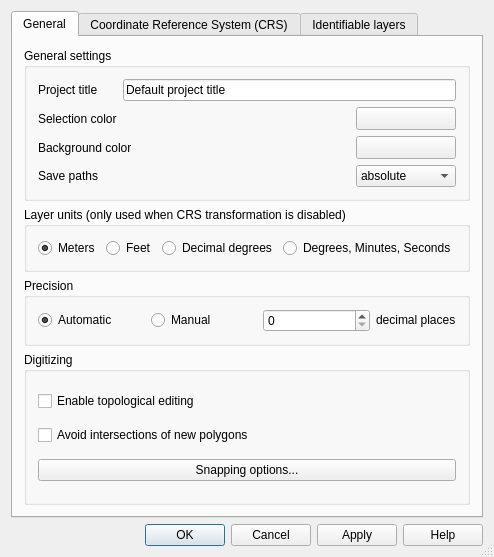
The window that qgis/src/ui/qgsprojectpropertiesbase.ui (sourcepole/qgis) describes before a commit, drawn with Qt 5.
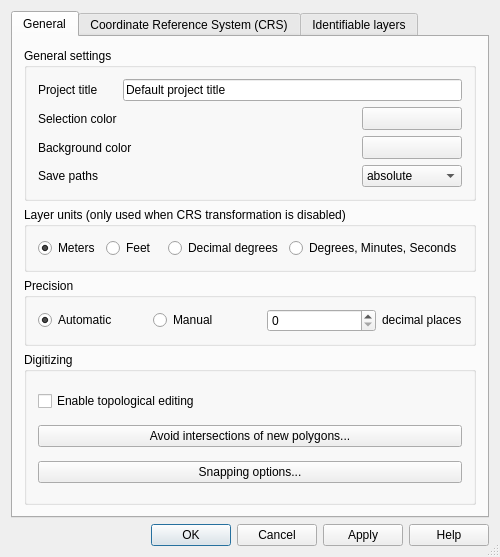
The same window after the commit. Custom widgets are drawn as their Qt base class.

Commit message: [FEATURE]: Avoid intersections for polygons is now also possible to background layers

What changed in the file:
```diff
--- a/qgis/src/ui/qgsprojectpropertiesbase.ui
+++ b/qgis/src/ui/qgsprojectpropertiesbase.ui
@@ -5,7 +5,7 @@
    <rect>
     <x>0</x>
     <y>0</y>
-    <width>492</width>
+    <width>500</width>
     <height>557</height>
    </rect>
   </property>
@@ -18,17 +18,7 @@
   <property name="modal" >
    <bool>true</bool>
   </property>
-  <layout class="QGridLayout" >
-   <item row="2" column="0" >
-    <widget class="QDialogButtonBox" name="buttonBox" >
-     <property name="orientation" >
-      <enum>Qt::Horizontal</enum>
-     </property>
-     <property name="standardButtons" >
-      <set>QDialogButtonBox::Apply|QDialogButtonBox::Cancel|QDialogButtonBox::Help|QDialogButtonBox::NoButton|QDialogButtonBox::Ok</set>
-     </property>
-    </widget>
-   </item>
+  <layout class="QGridLayout" name="gridLayout_2" >
    <item row="0" column="0" >
     <widget class="QTabWidget" name="tabWidget" >
      <property name="currentIndex" >
@@ -286,7 +276,7 @@
          <property name="title" >
           <string>Digitizing</string>
          </property>
-         <layout class="QGridLayout" >
+         <layout class="QGridLayout" name="gridLayout" >
           <item row="0" column="0" >
            <widget class="QCheckBox" name="mEnableTopologicalEditingCheckBox" >
             <property name="text" >
@@ -295,9 +285,9 @@
            </widget>
           </item>
           <item row="1" column="0" >
-           <widget class="QCheckBox" name="mAvoidIntersectionsCheckBox" >
+           <widget class="QPushButton" name="mAvoidIntersectionsPushButton" >
             <property name="text" >
-             <string>Avoid intersections of new polygons</string>
+             <string>Avoid intersections of new polygons...</string>
             </property>
            </widget>
           </item>
@@ -373,6 +363,16 @@
      </widget>
     </widget>
    </item>
+   <item row="1" column="0" >
+    <widget class="QDialogButtonBox" name="buttonBox" >
+     <property name="orientation" >
+      <enum>Qt::Horizontal</enum>
+     </property>
+     <property name="standardButtons" >
+      <set>QDialogButtonBox::Apply|QDialogButtonBox::Cancel|QDialogButtonBox::Help|QDialogButtonBox::Ok</set>
+     </property>
+    </widget>
+   </item>
   </layout>
  </widget>
  <layoutdefault spacing="6" margin="11" />
```
Left out of the diff: 7 changed lines with no effect on the pictures. The commit also changes 8 other files.
